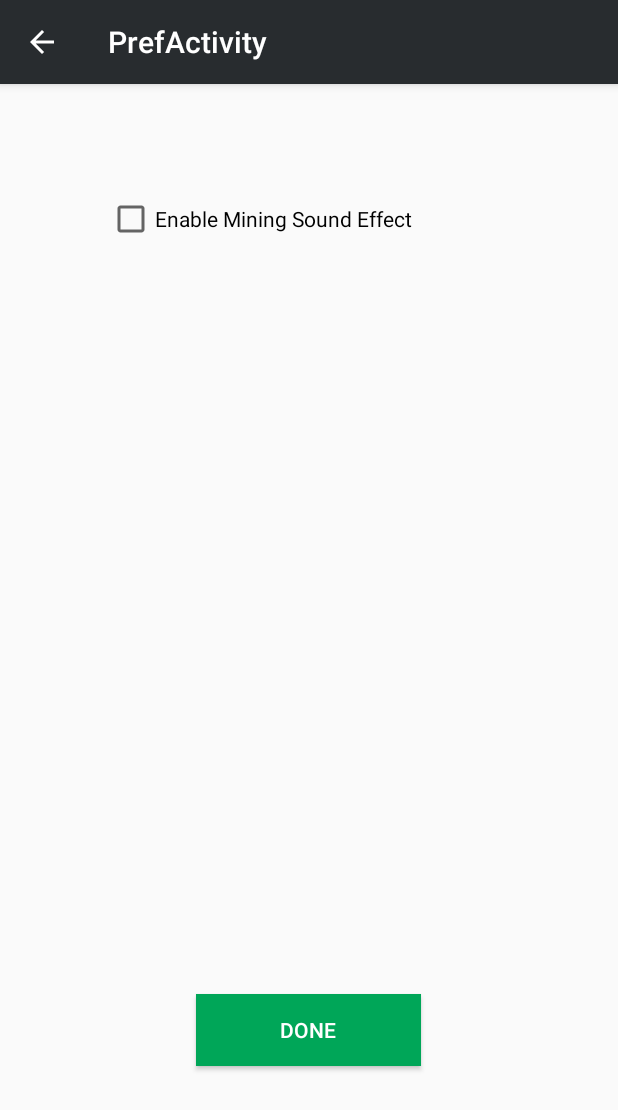
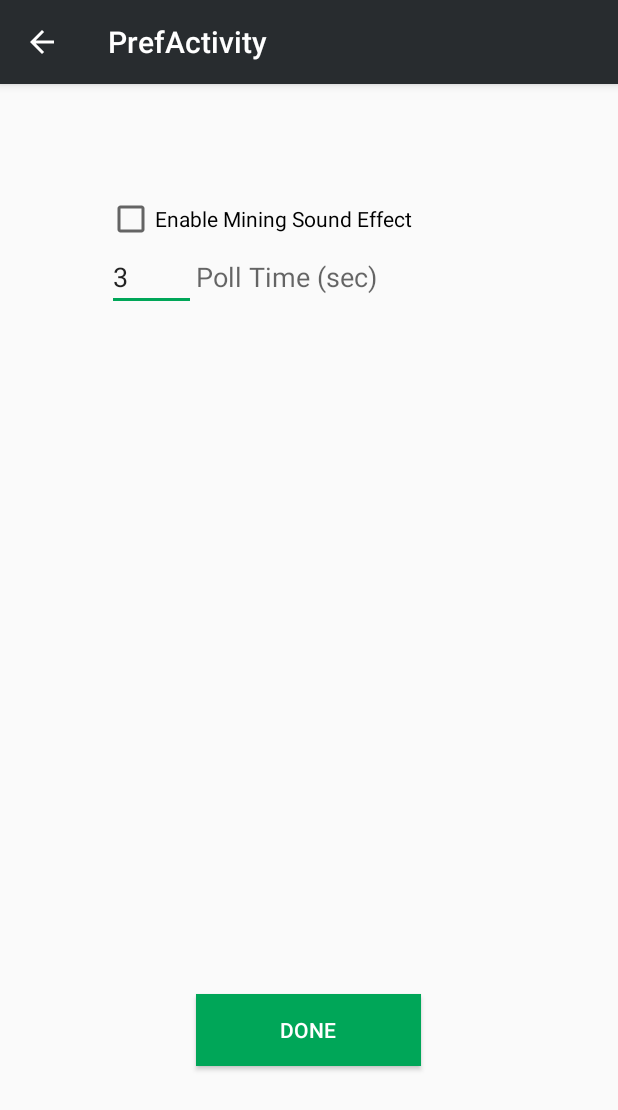
Before and after one commit to IceBurst/Burst, an Android app: the PrefActivity screen opened directly, with no data from a screen before it, on a phone screen of 412 x 824 dp. Shown: the top 1110 px of the screen. Run offline under Robolectric (Android 15) with nearby library versions, the phone set to English and light mode, and no system bars.

Commit message:
- Ability to Set Poll Time to Mining Server - Error Catch for Failed Path on Storage

```diff
--- a/app/build.gradle
+++ b/app/build.gradle
@@ -7,8 +7,8 @@ android {
         applicationId "burstcoin.com.burst"
         minSdkVersion 16
         targetSdkVersion 23
-        versionName '2.0.10'
-        versionCode 210
+        versionName '2.1.2'
+        versionCode 212
     }
     buildTypes {
         release {
--- a/app/src/main/java/burstcoin/com/burst/MiningActivity.java
+++ b/app/src/main/java/burstcoin/com/burst/MiningActivity.java
@@ -73,6 +73,8 @@ public class MiningActivity extends AppCompatActivity implements IntMiningStatus
     boolean mCPULockedOn;
     PowerManager.WakeLock wakeLock;
 
+    SharedPreferences settings;
+
     @Override
     protected void onCreate(Bundle savedInstanceState) {
         super.onCreate(savedInstanceState);
@@ -99,7 +101,7 @@ public class MiningActivity extends AppCompatActivity implements IntMiningStatus
         mMiningService = new MiningService(this, mPlotFiles, mNumericID);
         mIsMining = false;
 
-        SharedPreferences settings = getSharedPreferences("MINING", 0);
+        settings = getSharedPreferences("MINING", 0);
         mCHACHING = settings.getBoolean("CHACHING", false);
 
         mPlotCt = mPlotter.getPlotSize();
--- a/app/src/main/java/burstcoin/com/burst/PrefActivity.java
+++ b/app/src/main/java/burstcoin/com/burst/PrefActivity.java
@@ -6,17 +6,24 @@ import android.support.design.widget.FloatingActionButton;
 import android.support.design.widget.Snackbar;
 import android.support.v7.app.AppCompatActivity;
 import android.support.v7.widget.Toolbar;
+import android.text.Editable;
+import android.text.TextWatcher;
 import android.view.View;
 import android.widget.Button;
 import android.widget.CheckBox;
+import android.widget.EditText;
 import android.widget.Spinner;
+import android.widget.TextView;
 
 public class PrefActivity extends AppCompatActivity {
 
     private CheckBox mBoxSoundEffect;
+    private EditText mTxtPoolTimer;
     private Button mBtnDone;
     private Button mBtnSetPool;
     private Spinner mSpinnerPools;
+
+    private int mPoolTimer;
 
     @Override
     protected void onCreate(Bundle savedInstanceState) {
@@ -25,20 +32,15 @@ public class PrefActivity extends AppCompatActivity {
         Toolbar toolbar = (Toolbar) findViewById(R.id.toolbar);
         setSupportActionBar(toolbar);
 
-        /*
-        FloatingActionButton fab = (FloatingActionButton) findViewById(R.id.fab);
-        fab.setOnClickListener(new View.OnClickListener() {
-            @Override
-            public void onClick(View view) {
-                Snackbar.make(view, "Replace with your own action", Snackbar.LENGTH_LONG)
-                        .setAction("Action", null).show();
-            }
-        }); */
-
         getSupportActionBar().setDisplayHomeAsUpEnabled(true);
 
+        SharedPreferences settings = getSharedPreferences("MINING", 0);
+
         mBtnDone = (Button) findViewById(R.id.btnDone);
+
         mBoxSoundEffect = (CheckBox) findViewById(R.id.cbSound);
+        boolean mCHACHING = settings.getBoolean("CHACHING", false);
+        mBoxSoundEffect.setChecked(mCHACHING);
         mBoxSoundEffect.setOnClickListener(new CheckBox.OnClickListener() {
             @Override
             public void onClick(View v) {
@@ -49,6 +51,33 @@ public class PrefActivity extends AppCompatActivity {
 
                 // Commit the edits!
                 editor.commit();
+            }
+        });
+
+        mTxtPoolTimer = (EditText)findViewById(R.id.txtSecondsPoll);
+        mPoolTimer = settings.getInt("POLLTIMER", 3);
+        mTxtPoolTimer.setText(Integer.toString(mPoolTimer));
+        mTxtPoolTimer.addTextChangedListener(new TextWatcher() {
+            @Override
+            public void beforeTextChanged(CharSequence charSequence, int i, int i1, int i2) {
+
+            }
+
+            @Override
+            public void onTextChanged(CharSequence charSequence, int i, int i1, int i2) {
+                try {
+                SharedPreferences settings = getSharedPreferences("MINING", 0);
+                SharedPreferences.Editor editor = settings.edit();
+                editor.putInt("POLLTIMER", Integer.parseInt(charSequence.toString()));
+                editor.commit();
+                } catch (NumberFormatException e) {
+                    // Don't care this is maybe empty or something else thats NaN
+                }
+            }
+
+            @Override
+            public void afterTextChanged(Editable editable) {
+
             }
         });
 
--- a/app/src/main/res/layout/content_pref.xml
+++ b/app/src/main/res/layout/content_pref.xml
@@ -73,4 +73,33 @@
         android:layout_alignParentBottom="true"
         android:layout_centerHorizontal="true" />
 
+    <EditText
+        android:layout_width="wrap_content"
+        android:layout_height="wrap_content"
+        android:inputType="number"
+        android:ems="10"
+        android:id="@+id/txtSecondsPoll"
+        android:layout_below="@+id/cbSound"
+        android:layout_alignLeft="@+id/cbSound"
+        android:layout_alignStart="@+id/cbSound"
+        android:editable="false"
+        android:numeric="integer"
+        android:text="2"
+        android:layout_toLeftOf="@+id/btnDone"
+        android:layout_toStartOf="@+id/btnDone" />
+
+    <TextView
+        android:layout_width="wrap_content"
+        android:layout_height="wrap_content"
+        android:textAppearance="?android:attr/textAppearanceMedium"
+        android:text="Poll Time (sec)"
+        android:id="@+id/staticPollTime"
+        android:layout_below="@+id/cbSound"
+        android:layout_toRightOf="@+id/txtSecondsPoll"
+        android:layout_alignBottom="@+id/txtSecondsPoll"
+        android:layout_alignRight="@+id/cbSound"
+        android:layout_alignEnd="@+id/cbSound"
+        android:gravity="center_vertical" />
+
+
 </RelativeLayout>
--- a/app/src/main/res/values/strings.xml
+++ b/app/src/main/res/values/strings.xml
@@ -5,5 +5,6 @@
     <string name="action_settings">Settings</string>
     <string name="title_activity_mining">Mining</string>
     <string name="section_format">Hello World from section: %1$d</string>
+    <string name="title_activity_settings">SettingsActivity</string>
     <string name="title_activity_pref">PrefActivity</string>
 </resources>
```
Also changed, not shown: app/src/main/java/burstcoin/com/burst/BurstUtil.java (+8 -2 lines), app/src/main/java/burstcoin/com/burst/mining/MiningService.java (+19 -5 lines).
